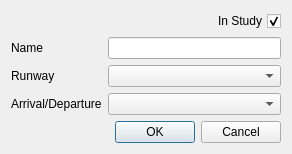
Old version of the form open_alaqs/ui/ui_tracks.ui in the repository eurocontrol-asu/open_alaqs.
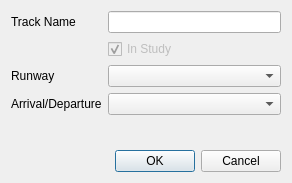
New version of the form.

The edit to the form file:
```diff
--- a/open_alaqs/ui/ui_tracks.ui
+++ b/open_alaqs/ui/ui_tracks.ui
@@ -7,27 +7,43 @@
     <x>0</x>
     <y>0</y>
     <width>292</width>
-    <height>153</height>
+    <height>183</height>
    </rect>
   </property>
   <property name="windowTitle">
    <string>Track Editor</string>
   </property>
   <layout class="QFormLayout" name="formLayout">
-   <item row="2" column="0">
+   <item row="1" column="0">
     <widget class="QLabel" name="label">
      <property name="text">
-      <string>Name</string>
+      <string>Track Name</string>
      </property>
     </widget>
    </item>
-   <item row="2" column="1">
+   <item row="1" column="1">
     <widget class="QLineEdit" name="track_id">
      <property name="toolTip">
       <string>Enter a unique name for your track</string>
      </property>
     </widget>
    </item>
+   <item row="2" column="1">
+    <widget class="QCheckBox" name="instudy">
+     <property name="enabled">
+      <bool>false</bool>
+     </property>
+     <property name="toolTip">
+      <string>Enable to include the source in the study</string>
+     </property>
+     <property name="text">
+      <string>In Study</string>
+     </property>
+     <property name="checked">
+      <bool>true</bool>
+     </property>
+    </widget>
+   </item>
    <item row="3" column="0">
     <widget class="QLabel" name="label_5">
      <property name="text">
@@ -56,7 +72,7 @@
      </property>
     </widget>
    </item>
-   <item row="5" column="0" colspan="2">
+   <item row="6" column="0" colspan="2">
     <widget class="QDialogButtonBox" name="buttonBox">
      <property name="orientation">
       <enum>Qt::Horizontal</enum>
@@ -66,38 +82,18 @@
      </property>
     </widget>
    </item>
-   <item row="0" column="1">
-    <layout class="QHBoxLayout" name="horizontalLayout">
-     <property name="topMargin">
-      <number>0</number>
+   <item row="5" column="1">
+    <spacer name="verticalSpacer">
+     <property name="orientation">
+      <enum>Qt::Vertical</enum>
      </property>
-     <item>
-      <spacer name="horizontalSpacer">
-       <property name="orientation">
-        <enum>Qt::Horizontal</enum>
-       </property>
-       <property name="sizeHint" stdset="0">
-        <size>
-         <width>40</width>
-         <height>20</height>
-        </size>
-       </property>
-      </spacer>
-     </item>
-     <item>
-      <widget class="QCheckBox" name="instudy">
-       <property name="layoutDirection">
-        <enum>Qt::RightToLeft</enum>
-       </property>
-       <property name="text">
-        <string>In Study</string>
-       </property>
-       <property name="checked">
-        <bool>true</bool>
-       </property>
-      </widget>
-     </item>
-    </layout>
+     <property name="sizeHint" stdset="0">
+      <size>
+       <width>20</width>
+       <height>40</height>
+      </size>
+     </property>
+    </spacer>
    </item>
   </layout>
  </widget>
```
